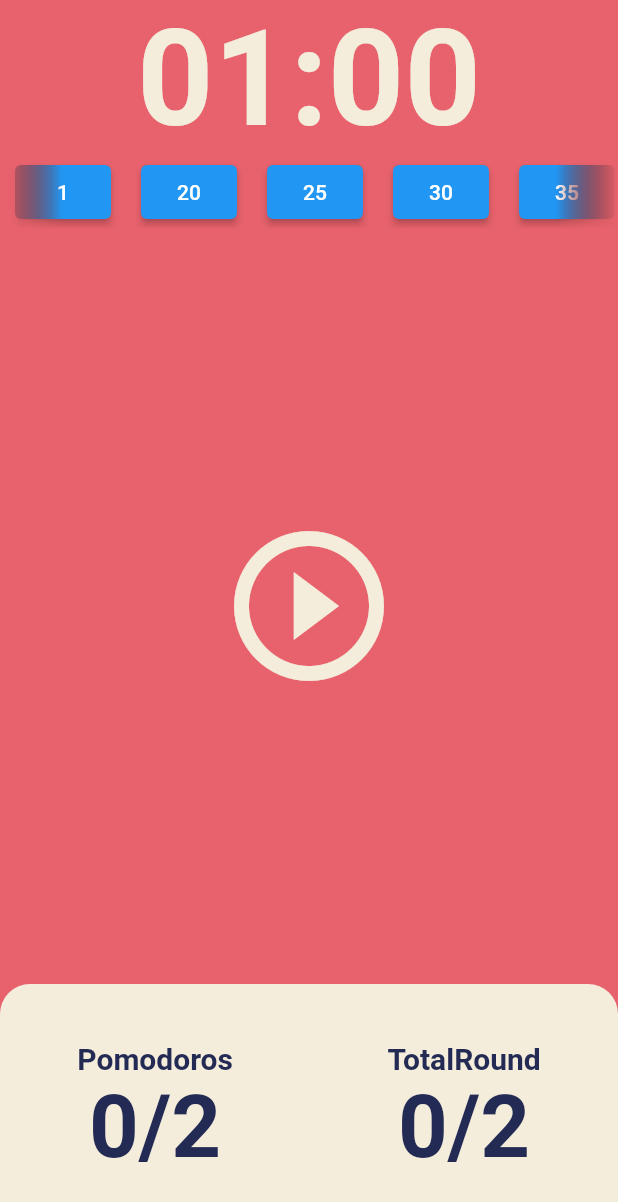
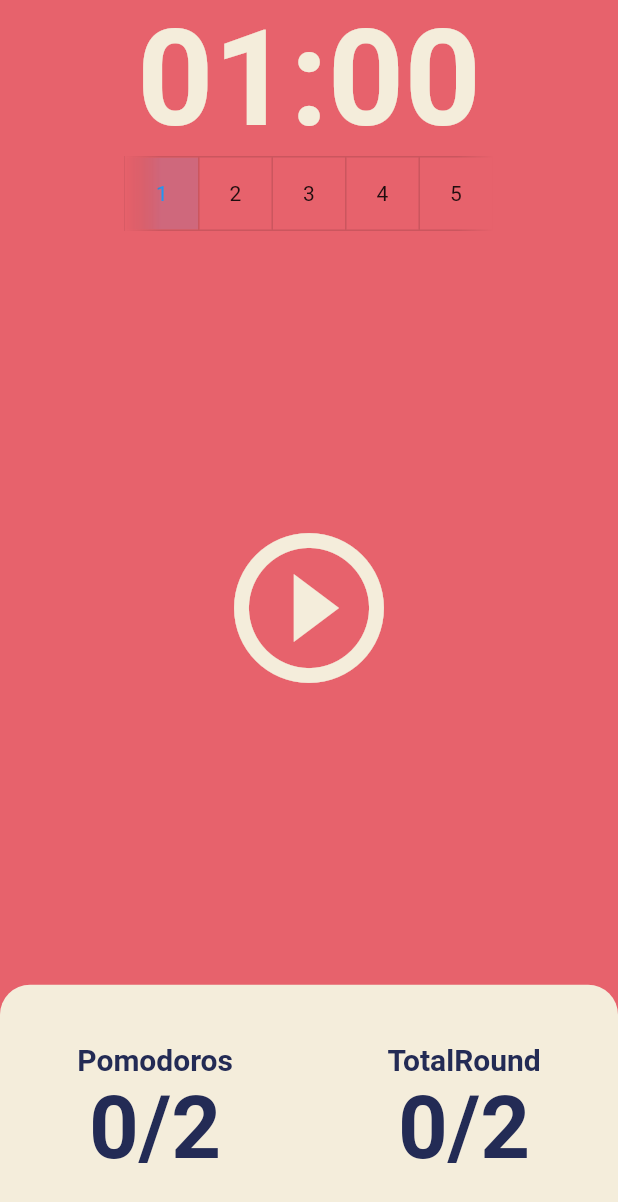
Before and after one commit to choboimda/flutter_challenge02, a Flutter app: the screen it shows after launch, after a tap on an icon or button, on a phone screen of 412 x 824 dp. Shown: the top 1202 px of the screen. Run offline on Flutter 3.47's test engine with Material 2 defaults, Android fonts, the phone set to English and light mode, and no system bars.

Commit message:
challenge02 finish

```diff
--- a/lib/screens/home_screen.dart
+++ b/lib/screens/home_screen.dart
@@ -8,9 +8,8 @@ class HomeScreen extends StatefulWidget {
   State<HomeScreen> createState() => _HomeScreenState();
 }
 
-class _HomeScreenState extends State<HomeScreen> {
-  static const twentyFiveMinutes = 1500;
-  static const fiveMinutes = 300;
+const twentyFiveMinutes = 1500;
+const fiveMinutes = 300;
 int totalSeconds = twentyFiveMinutes;
 int totalRestSeconds = fiveMinutes;
 bool isRunning = false;
@@ -20,9 +19,11 @@ class _HomeScreenState extends State<HomeScreen> {
 int startTime = 0;
 int limitPomodoros = 2;
 int limitTotalRounds = 2;
+int settingTime = 0;
 late Timer timer;
 late Timer restTimer;
 
+class _HomeScreenState extends State<HomeScreen> {
   void startRest() {
     setState(() {
       restTimer = Timer.periodic(const Duration(seconds: 1), restOnTick);
@@ -89,12 +90,11 @@ class _HomeScreenState extends State<HomeScreen> {
     });
   }
 
-  int setTimer({required settingTime}) {
+  void setTimer() {
     setState(() {
       startTime = settingTime * 60;
       totalSeconds = settingTime * 60;
     });
-    return settingTime;
   }
 
   void countPomodoros() {
@@ -205,32 +205,38 @@ class _HomeScreenState extends State<HomeScreen> {
                               child: SingleChildScrollView(
                                 scrollDirection: Axis.horizontal,
                                 child: Row(
+                                  mainAxisSize: MainAxisSize.min,
                                   children: [
-                                    ButtonContainer(
-                                      timerSetting: 1,
-                                      parentFucntion: () =>
-                                          setTimer(settingTime: 1),
-                                    ),
-                                    ButtonContainer(
-                                      timerSetting: 20,
-                                      parentFucntion: () =>
-                                          setTimer(settingTime: 20),
-                                    ),
-                                    ButtonContainer(
-                                      timerSetting: 25,
-                                      parentFucntion: () =>
-                                          setTimer(settingTime: 25),
-                                    ),
-                                    ButtonContainer(
-                                      timerSetting: 30,
-                                      parentFucntion: () =>
-                                          setTimer(settingTime: 30),
-                                    ),
-                                    ButtonContainer(
-                                      timerSetting: 35,
-                                      parentFucntion: () =>
-                                          setTimer(settingTime: 35),
-                                    ),
+                                    Flexible(
+                                      flex: 1,
+                                      child:
+                                          ToggleTest(parentsFunction: setTimer),
+                                    )
+                                    // ButtonContainer(
+                                    //   timerSetting: 1,
+                                    //   parentFucntion: () =>
+                                    //       setTimer(settingTime: 1),
+                                    // ),
+                                    // ButtonContainer(
+                                    //   timerSetting: 20,
+                                    //   parentFucntion: () =>
+                                    //       setTimer(settingTime: 20),
+                                    // ),
+                                    // ButtonContainer(
+                                    //   timerSetting: 25,
+                                    //   parentFucntion: () =>
+                                    //       setTimer(settingTime: 25),
+                                    // ),
+                                    // ButtonContainer(
+                                    //   timerSetting: 30,
+                                    //   parentFucntion: () =>
+                                    //       setTimer(settingTime: 30),
+                                    // ),
+                                    // ButtonContainer(
+                                    //   timerSetting: 35,
+                                    //   parentFucntion: () =>
+                                    //       setTimer(settingTime: 35),
+                                    // ),
                                   ],
                                 ),
                               ),
@@ -355,7 +361,7 @@ class _HomeScreenState extends State<HomeScreen> {
 }
 
 class ButtonContainer extends StatefulWidget {
-  final Function parentFucntion;
+  final Function() parentFucntion;
   final int? timerSetting;
   const ButtonContainer({
     super.key,
@@ -373,11 +379,59 @@ class _ButtonContainerState extends State<ButtonContainer> {
     return Container(
       margin: const EdgeInsets.symmetric(horizontal: 10),
       child: ElevatedButton(
-        onPressed: () {
-          widget.parentFucntion();
-        },
+        onPressed: widget.parentFucntion,
         child: Text("${widget.timerSetting}"),
       ),
     );
   }
 }
+
+class ToggleTest extends StatefulWidget {
+  final Function() parentsFunction;
+  const ToggleTest({
+    super.key,
+    required this.parentsFunction,
+  });
+  @override
+  State<ToggleTest> createState() => _ToggleTestState();
+}
+
+class _ToggleTestState extends State<ToggleTest> {
+  List<int> timeList = [1, 2, 3, 4, 5];
+  final List<bool> _isSelected = [false, false, false, false, false];
+  int selectCheck = 0;
+  @override
+  Widget build(BuildContext context) {
+    return Row(
+      mainAxisSize: MainAxisSize.min,
+      children: [
+        ToggleButtons(
+          isSelected: _isSelected,
+          onPressed: (index) {
+            setState(() {
+              settingTime = timeList[index];
+              widget.parentsFunction();
+              _isSelected[index] = !_isSelected[index];
+              selectCheck = index;
+              if (selectCheck == index) {
+                _isSelected[index] = true;
+              }
+              for (int i = 0; i < _isSelected.length; i++) {
+                if (i == index) continue;
+                _isSelected[i] = false;
+                // Do something with list[i]
+              }
+            });
+          },
+          children: [
+            Text("${timeList[0]}"),
+            Text("${timeList[1]}"),
+            Text("${timeList[2]}"),
+            Text("${timeList[3]}"),
+            Text("${timeList[4]}"),
+          ],
+        ),
+      ],
+    );
+  }
+}
```
Lines whose indentation alone changed are shown as unchanged.
